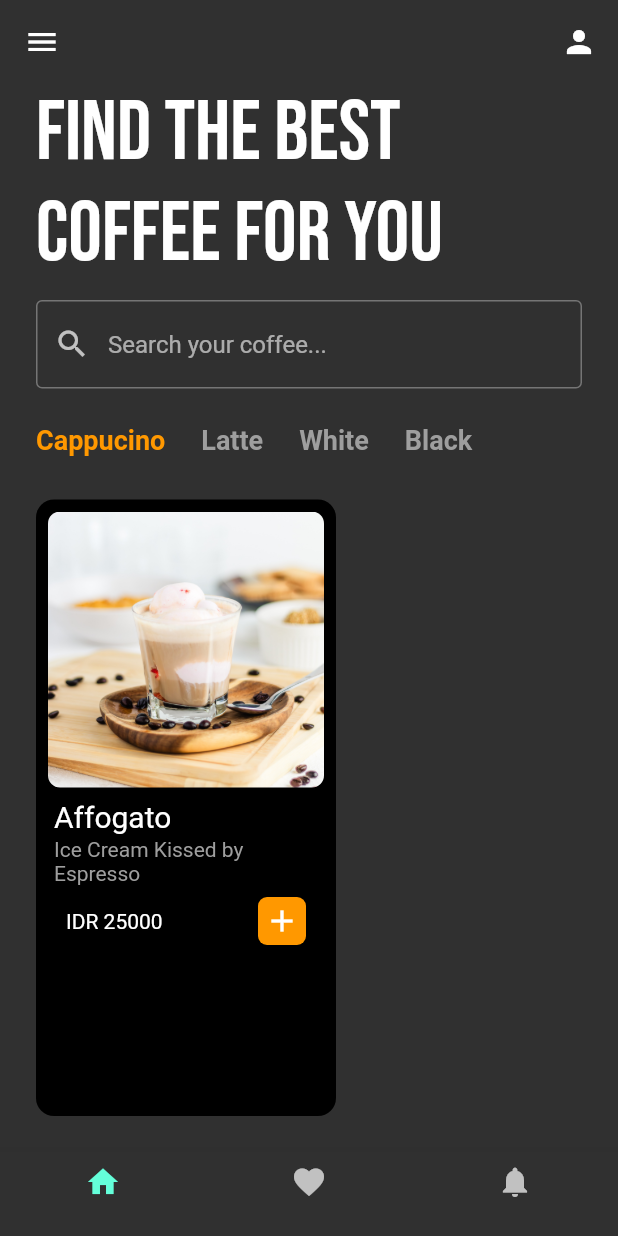
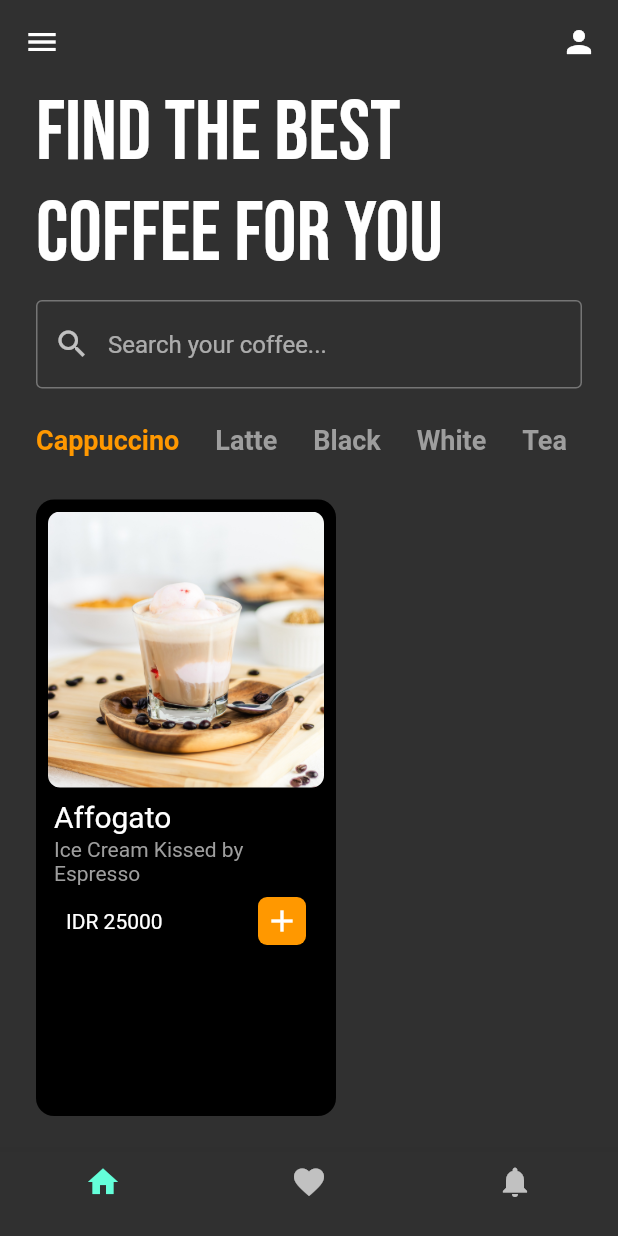
Before and after one commit to mmajapahitnw/dicoding-flutter-final-project, a Flutter app: the screen it shows after launch, on a phone screen of 412 x 824 dp. Run offline on Flutter 3.47's test engine with Material 2 defaults, Android fonts, the phone set to English and light mode, and no system bars.

Commit message:
Make the coffee types selectable

```diff
--- a/cafe_app_ui/lib/components/coffee_tile.dart
+++ b/cafe_app_ui/lib/components/coffee_tile.dart
@@ -1,7 +1,7 @@
 import 'package:flutter/material.dart';
 
-class CoffeTile extends StatelessWidget {
-  const CoffeTile({super.key});
+class CoffeeTile extends StatelessWidget {
+  const CoffeeTile({super.key});
 
   @override
   Widget build(BuildContext context) {
--- a/cafe_app_ui/lib/components/coffee_type.dart
+++ b/cafe_app_ui/lib/components/coffee_type.dart
@@ -3,16 +3,20 @@ import 'package:flutter/material.dart';
 class CoffeeType extends StatelessWidget {
   final String name;
   final bool isSelected;
+  final VoidCallback onTap;
 
   const CoffeeType({
     super.key,
     required this.name,
     required this.isSelected,
+    required this.onTap,
   });
 
   @override
   Widget build(BuildContext context) {
-    return Padding(
+    return GestureDetector(
+      onTap: onTap,
+      child: Padding(
         padding: EdgeInsets.only(left: 24),
         child: Text(
           name,
@@ -22,6 +26,7 @@ class CoffeeType extends StatelessWidget {
             color: isSelected ? Colors.orange : Colors.grey,
           ),
         ),
+      ),
     );
   }
 }
--- a/cafe_app_ui/lib/pages/homepage.dart
+++ b/cafe_app_ui/lib/pages/homepage.dart
@@ -10,6 +10,25 @@ class HomePage extends StatefulWidget {
 }
 
 class _HomePageState extends State<HomePage> {
+  // list of coffee types and their status
+  final List coffeeTypes = [
+    ['Cappuccino', true],
+    ['Latte', false],
+    ['Black', false],
+    ['White', false],
+    ['Tea', false],
+  ];
+
+  // method if user change coffee type
+  void coffeeTypeSelected(int index) {
+    setState(() {
+      for(int i = 0; i < coffeeTypes.length; i++) {
+        coffeeTypes[i][1] = false;
+      }
+      coffeeTypes[index][1] = true;
+    });
+  }
+
   @override
   Widget build(BuildContext context) {
     return Scaffold(
@@ -37,7 +56,9 @@ class _HomePageState extends State<HomePage> {
               ),
             ),
           ),
-          SizedBox(height: 10,),
+          SizedBox(
+            height: 10,
+          ),
 
           // search bar
           Padding(
@@ -55,19 +76,25 @@ class _HomePageState extends State<HomePage> {
               ),
             ),
           ),
-          SizedBox(height: 24,),
+          SizedBox(
+            height: 24,
+          ),
 
           // coffe type scrollable
           Container(
             height: 50,
-            child: ListView(
+            child: ListView.builder(
               scrollDirection: Axis.horizontal,
-              children: [
-                CoffeeType(name: 'Cappucino', isSelected: true,),
-                CoffeeType(name: 'Latte', isSelected: false,),
-                CoffeeType(name: 'White', isSelected: false,),
-                CoffeeType(name: 'Black', isSelected: false,),
-              ],
+              itemCount: coffeeTypes.length,
+              itemBuilder: (context, index) {
+                return CoffeeType(
+                  name: coffeeTypes[index][0],
+                  isSelected: coffeeTypes[index][1],
+                  onTap: () {
+                    coffeeTypeSelected(index);
+                  },
+                );
+              },
             ),
           ),
 
@@ -76,7 +103,7 @@ class _HomePageState extends State<HomePage> {
             child: ListView(
               scrollDirection: Axis.horizontal,
               children: [
-                CoffeTile(),
+                CoffeeTile(),
               ],
             ),
           )
```
Lines whose indentation alone changed are shown as unchanged.
